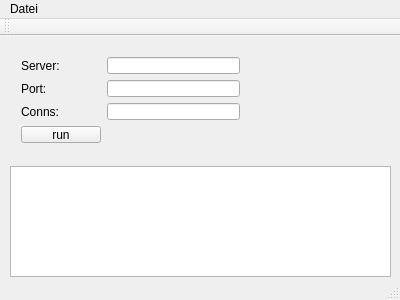
Before: the Qt Designer form src/tcpComViewer.ui in mameyer/tcp-com-viewer, drawn with Qt 5.
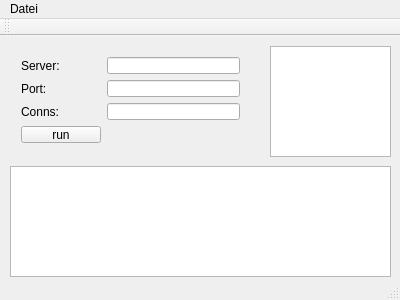
After: the same form once the commit is applied.

Commit message: attached some server functions to gui

```diff
--- a/src/tcpComViewer.ui
+++ b/src/tcpComViewer.ui
@@ -73,6 +73,16 @@
      </rect>
     </property>
    </widget>
+   <widget class="QListView" name="income_view">
+    <property name="geometry">
+     <rect>
+      <x>270</x>
+      <y>10</y>
+      <width>121</width>
+      <height>111</height>
+     </rect>
+    </property>
+   </widget>
   </widget>
   <widget class="QMenuBar" name="menuBar">
    <property name="geometry">
```
The commit also changes 2 other files.
